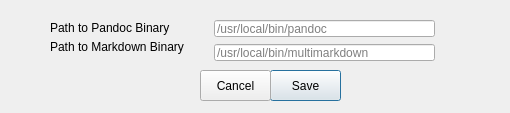
apaeffgen/PanConvert, file source/gui/panconvert_diag_prefpane.ui: the form before one commit.
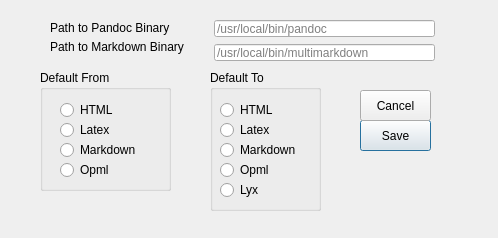
The form after the commit.

Commit message: Version 0.1.1 - Added Preferences for Default-Converter-Settings

Patch:
```diff
--- a/source/gui/panconvert_diag_prefpane.ui
+++ b/source/gui/panconvert_diag_prefpane.ui
@@ -6,8 +6,8 @@
    <rect>
     <x>0</x>
     <y>0</y>
-    <width>510</width>
-    <height>113</height>
+    <width>498</width>
+    <height>238</height>
    </rect>
   </property>
   <property name="minimumSize">
@@ -51,8 +51,8 @@
   <widget class="QPushButton" name="ButtonSave">
    <property name="geometry">
     <rect>
-     <x>270</x>
-     <y>70</y>
+     <x>360</x>
+     <y>120</y>
      <width>71</width>
      <height>31</height>
     </rect>
@@ -64,8 +64,8 @@
   <widget class="QPushButton" name="ButtonCancel">
    <property name="geometry">
     <rect>
-     <x>200</x>
-     <y>70</y>
+     <x>360</x>
+     <y>90</y>
      <width>71</width>
      <height>31</height>
     </rect>
@@ -109,6 +109,149 @@
     <string>Path to Markdown Binary</string>
    </property>
   </widget>
+  <widget class="QGroupBox" name="BoxFromFormat">
+   <property name="geometry">
+    <rect>
+     <x>40</x>
+     <y>70</y>
+     <width>131</width>
+     <height>121</height>
+    </rect>
+   </property>
+   <property name="title">
+    <string>Default From</string>
+   </property>
+   <widget class="QRadioButton" name="ButtonFromHtml">
+    <property name="geometry">
+     <rect>
+      <x>20</x>
+      <y>30</y>
+      <width>102</width>
+      <height>20</height>
+     </rect>
+    </property>
+    <property name="text">
+     <string>HTML</string>
+    </property>
+   </widget>
+   <widget class="QRadioButton" name="ButtonFromLatex">
+    <property name="geometry">
+     <rect>
+      <x>20</x>
+      <y>50</y>
+      <width>102</width>
+      <height>20</height>
+     </rect>
+    </property>
+    <property name="text">
+     <string>Latex</string>
+    </property>
+   </widget>
+   <widget class="QRadioButton" name="ButtonFromMarkdown">
+    <property name="geometry">
+     <rect>
+      <x>20</x>
+      <y>70</y>
+      <width>102</width>
+      <height>20</height>
+     </rect>
+    </property>
+    <property name="text">
+     <string>Markdown</string>
+    </property>
+   </widget>
+   <widget class="QRadioButton" name="ButtonFromOpml">
+    <property name="geometry">
+     <rect>
+      <x>20</x>
+      <y>90</y>
+      <width>102</width>
+      <height>20</height>
+     </rect>
+    </property>
+    <property name="text">
+     <string>Opml</string>
+    </property>
+   </widget>
+  </widget>
+  <widget class="QGroupBox" name="BoxToFormat">
+   <property name="geometry">
+    <rect>
+     <x>210</x>
+     <y>70</y>
+     <width>111</width>
+     <height>141</height>
+    </rect>
+   </property>
+   <property name="title">
+    <string>Default To</string>
+   </property>
+   <widget class="QRadioButton" name="ButtonToHtml">
+    <property name="geometry">
+     <rect>
+      <x>10</x>
+      <y>30</y>
+      <width>102</width>
+      <height>20</height>
+     </rect>
+    </property>
+    <property name="text">
+     <string>HTML</string>
+    </property>
+   </widget>
+   <widget class="QRadioButton" name="ButtonToLatex">
+    <property name="geometry">
+     <rect>
+      <x>10</x>
+      <y>50</y>
+      <width>102</width>
+      <height>20</height>
+     </rect>
+    </property>
+    <property name="text">
+     <string>Latex</string>
+    </property>
+   </widget>
+   <widget class="QRadioButton" name="ButtonToMarkdown">
+    <property name="geometry">
+     <rect>
+      <x>10</x>
+      <y>70</y>
+      <width>102</width>
+      <height>20</height>
+     </rect>
+    </property>
+    <property name="text">
+     <string>Markdown</string>
+    </property>
+   </widget>
+   <widget class="QRadioButton" name="ButtonToOpml">
+    <property name="geometry">
+     <rect>
+      <x>10</x>
+      <y>90</y>
+      <width>102</width>
+      <height>20</height>
+     </rect>
+    </property>
+    <property name="text">
+     <string>Opml</string>
+    </property>
+   </widget>
+   <widget class="QRadioButton" name="ButtonToLyx">
+    <property name="geometry">
+     <rect>
+      <x>10</x>
+      <y>110</y>
+      <width>102</width>
+      <height>20</height>
+     </rect>
+    </property>
+    <property name="text">
+     <string>Lyx</string>
+    </property>
+   </widget>
+  </widget>
  </widget>
  <resources/>
  <connections/>
```
The commit also changes 8 other files.
